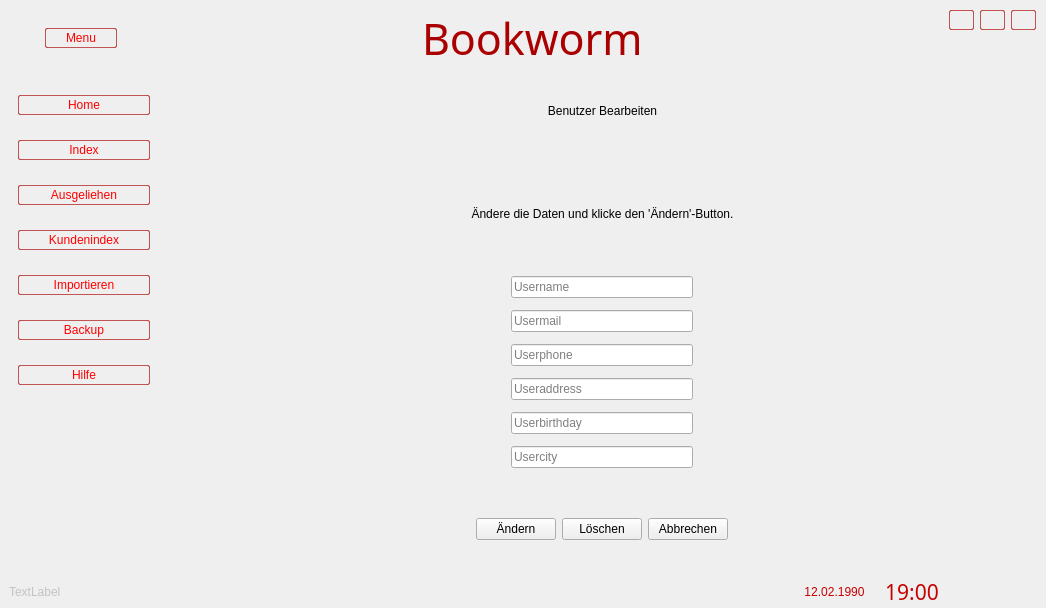
This is res/mainui.ui in sera619/Bookworm-Bookmanagementsystem as Qt 5 draws it before an edit. The edited form follows.
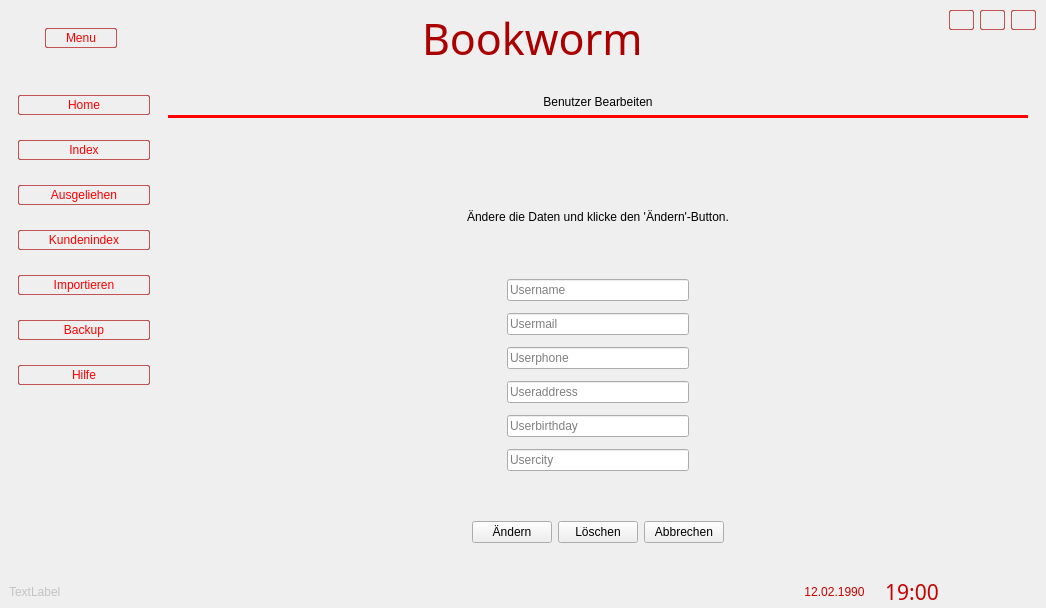
This is the edited form. Icons and pictures are not drawn.

Commit message: add hLine useredit

```diff
--- a/res/mainui.ui
+++ b/res/mainui.ui
@@ -1515,6 +1515,18 @@
                  <enum>QFrame::Raised</enum>
                 </property>
                 <layout class="QVBoxLayout" name="verticalLayout_48">
+                 <property name="spacing">
+                  <number>0</number>
+                 </property>
+                 <property name="leftMargin">
+                  <number>0</number>
+                 </property>
+                 <property name="topMargin">
+                  <number>0</number>
+                 </property>
+                 <property name="bottomMargin">
+                  <number>0</number>
+                 </property>
                  <item alignment="Qt::AlignTop">
                   <widget class="QFrame" name="frame_54">
                    <property name="frameShape">
@@ -1539,6 +1551,16 @@
                       </property>
                      </widget>
                     </item>
+                    <item>
+                     <widget class="Line" name="line_10">
+                      <property name="styleSheet">
+                       <string notr="true">background-color: rgb(255, 0, 0);</string>
+                      </property>
+                      <property name="orientation">
+                       <enum>Qt::Horizontal</enum>
+                      </property>
+                     </widget>
+                    </item>
                    </layout>
                   </widget>
                  </item>
```
The commit also changes 1 other file.
